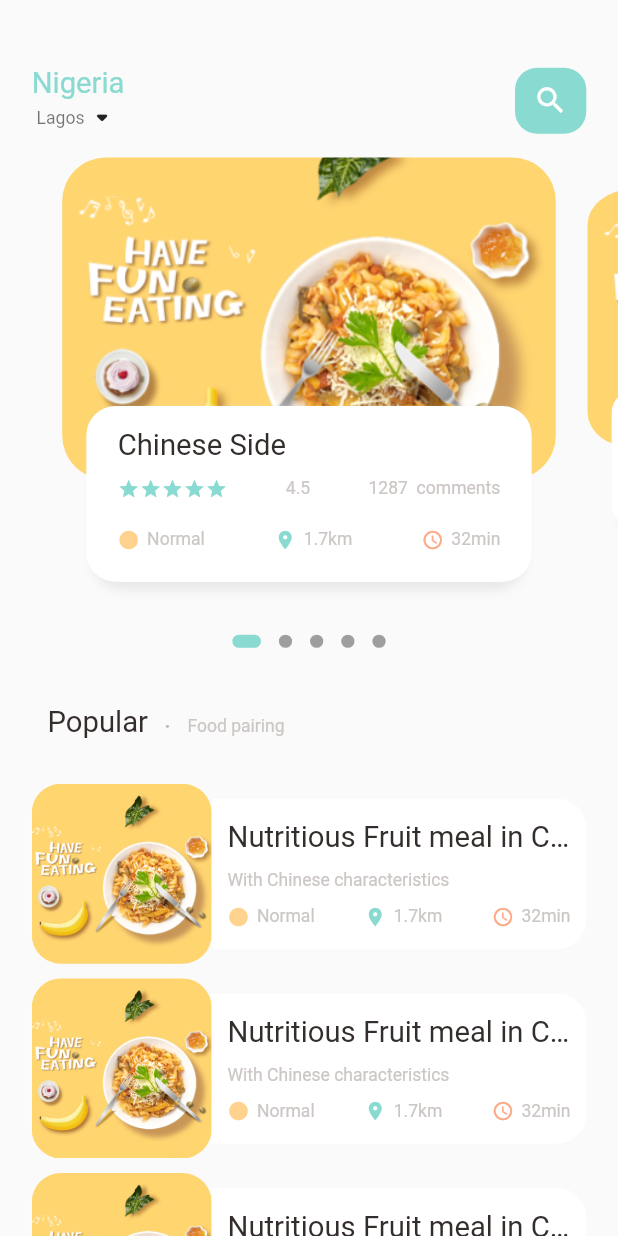
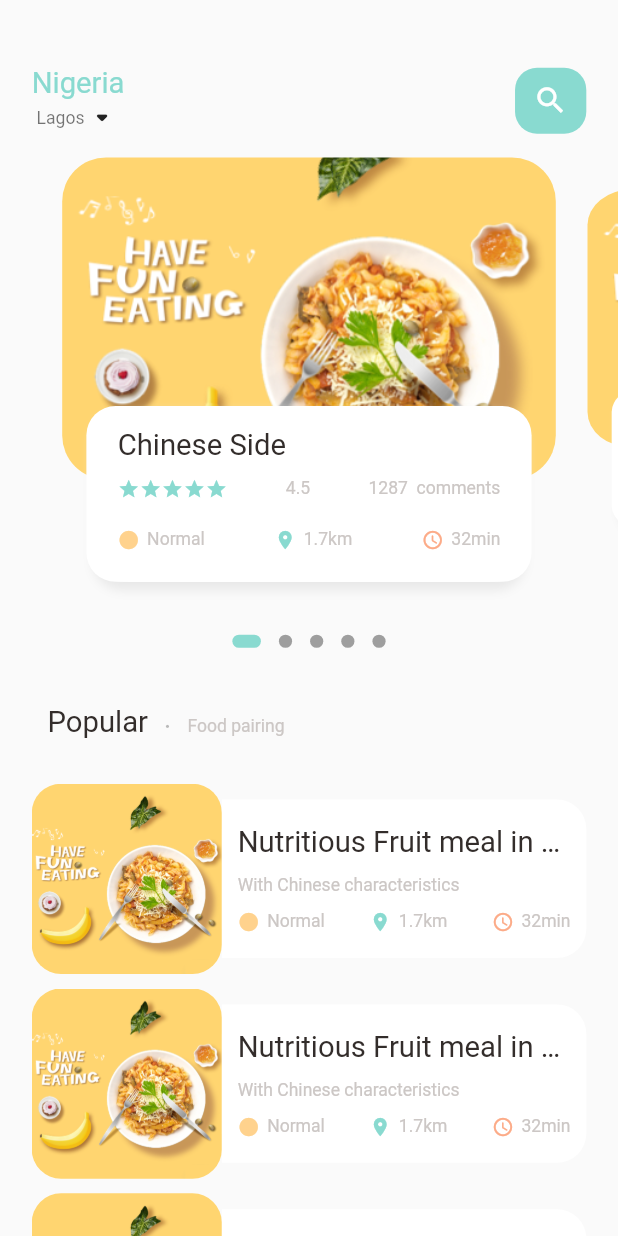
Before and after one commit to ChidiChuks/food_delivery, a Flutter app: the screen it shows after launch, on a phone screen of 412 x 824 dp. Run offline on Flutter 3.47's test engine with Material 2 defaults, Android fonts, the phone set to English and light mode, and no system bars; drawn by our look-alikes of dots_indicator; our stand-ins replace get.

Commit message:
setting up the image and text container dimensions for different devices

```diff
--- a/lib/home/food_page_body.dart
+++ b/lib/home/food_page_body.dart
@@ -117,9 +117,7 @@ class _FoodPageBodyState extends State<FoodPageBody> {
           height: Dimensions.height30,
         ),
 
-        Container(
-          height: 900,
-          child: ListView.builder(
+        ListView.builder(
             physics: NeverScrollableScrollPhysics(),
             shrinkWrap: true,
             itemCount: 10,
@@ -134,8 +132,8 @@ class _FoodPageBodyState extends State<FoodPageBody> {
                   children: [
                     // Image Section
                     Container(
-                        width: 120,
-                        height: 120,
+                      width: Dimensions.listViewImgSize,
+                      height: Dimensions.listViewImgSize,
                       decoration: BoxDecoration(
                         borderRadius:
                             BorderRadius.circular(Dimensions.radius20),
@@ -151,7 +149,7 @@ class _FoodPageBodyState extends State<FoodPageBody> {
                     // Text Container/Section
                     Expanded(
                       child: Container(
-                          height: 100,
+                        height: Dimensions.listViewTextContSize,
                         decoration: BoxDecoration(
                           borderRadius: BorderRadius.only(
                             topRight: Radius.circular(Dimensions.radius20),
@@ -209,8 +207,7 @@ class _FoodPageBodyState extends State<FoodPageBody> {
                   ],
                 ),
               );
-              }),
-        )
+            })
       ],
     );
   }
--- a/lib/utils/dimensions.dart
+++ b/lib/utils/dimensions.dart
@@ -42,4 +42,8 @@ class Dimensions {
   static double squareSize9 = screenHeight / 93.78;
   static double sizeWidth18 = screenWidth / 21.67;
   static double sizeHeight9 = screenHeight / 93.78;
+
+  // List View Size
+  static double listViewImgSize = screenWidth / 3.25;
+  static double listViewTextContSize = screenWidth / 3.9;
 }
```
Lines whose indentation alone changed are shown as unchanged.
